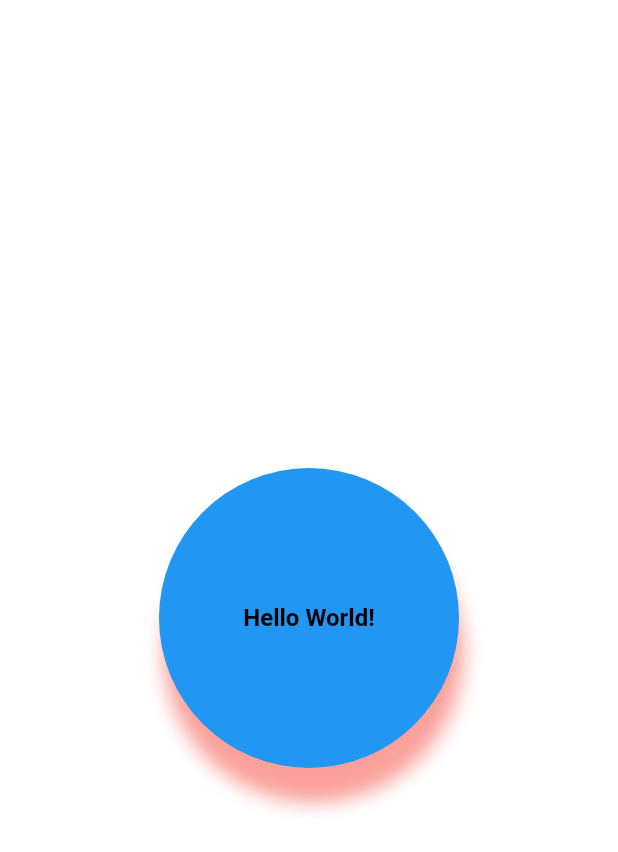
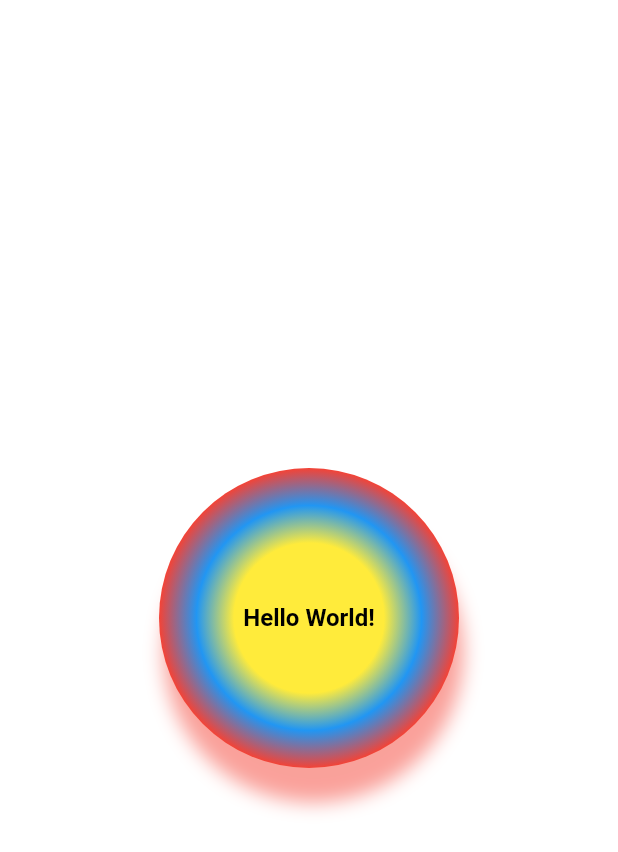
Before and after one commit to teorcl/catalog_widgets, a Flutter app: the screen it shows after launch, on a phone screen of 412 x 824 dp. Shown: the top 852 px of the screen. Run offline on Flutter 3.47's test engine with Material 3 defaults, Android fonts, the phone set to English and light mode, and no system bars.

Commit message:
Gradient added into container

```diff
--- a/lib/widgets/container.dart
+++ b/lib/widgets/container.dart
@@ -17,6 +17,32 @@ class MyContainer extends StatelessWidget {
             decoration: BoxDecoration(
               color: Colors.blue,
               shape: BoxShape.circle,
+              /* gradient: const LinearGradient(
+                colors: [
+                  Colors.yellow,
+                  Colors.blue,
+                  Colors.red,
+                ],
+                stops: [
+                  0.5,
+                  0.75,
+                  1.0,
+                ],
+                begin: Alignment.topCenter,
+                end: Alignment.bottomCenter,
+              ), */
+              gradient: const RadialGradient(
+                colors: [
+                  Colors.yellow,
+                  Colors.blue,
+                  Colors.red,
+                ],
+                stops: [
+                  0.5,
+                  0.75,
+                  1.0,
+                ],
+              ),
               //borderRadius: BorderRadius.circular(20),
               boxShadow: [
                 BoxShadow(
```
